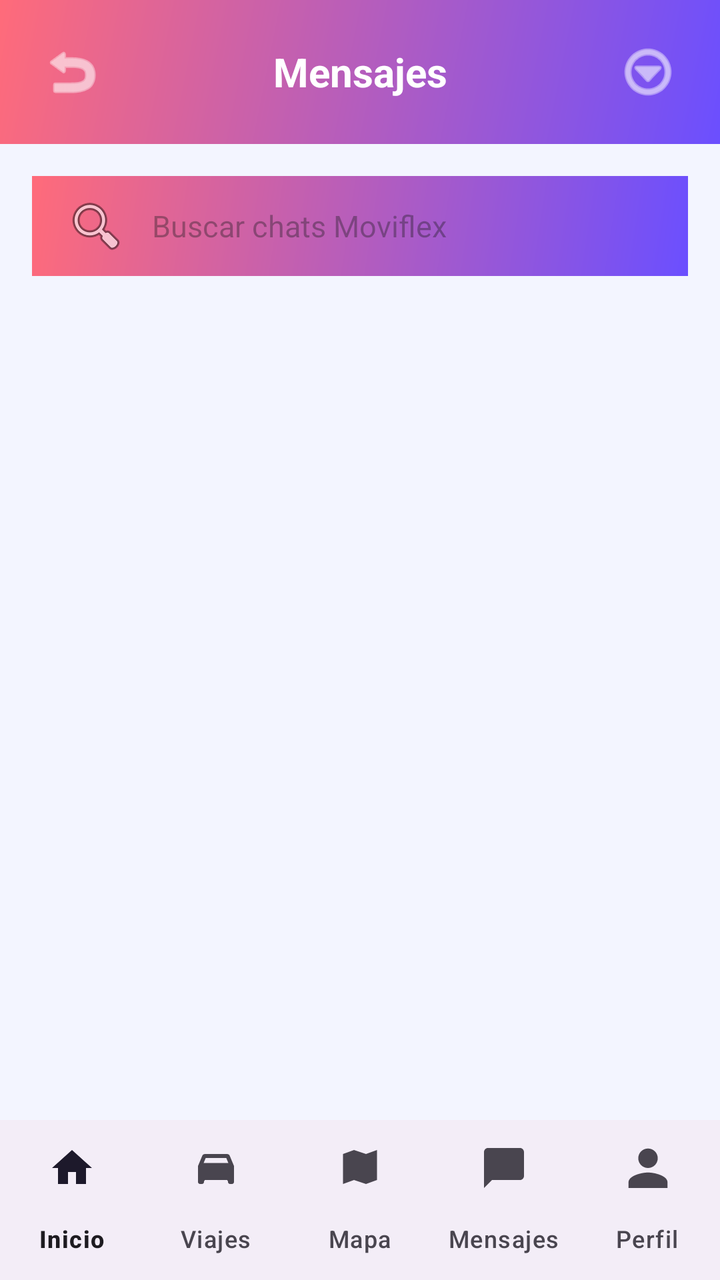
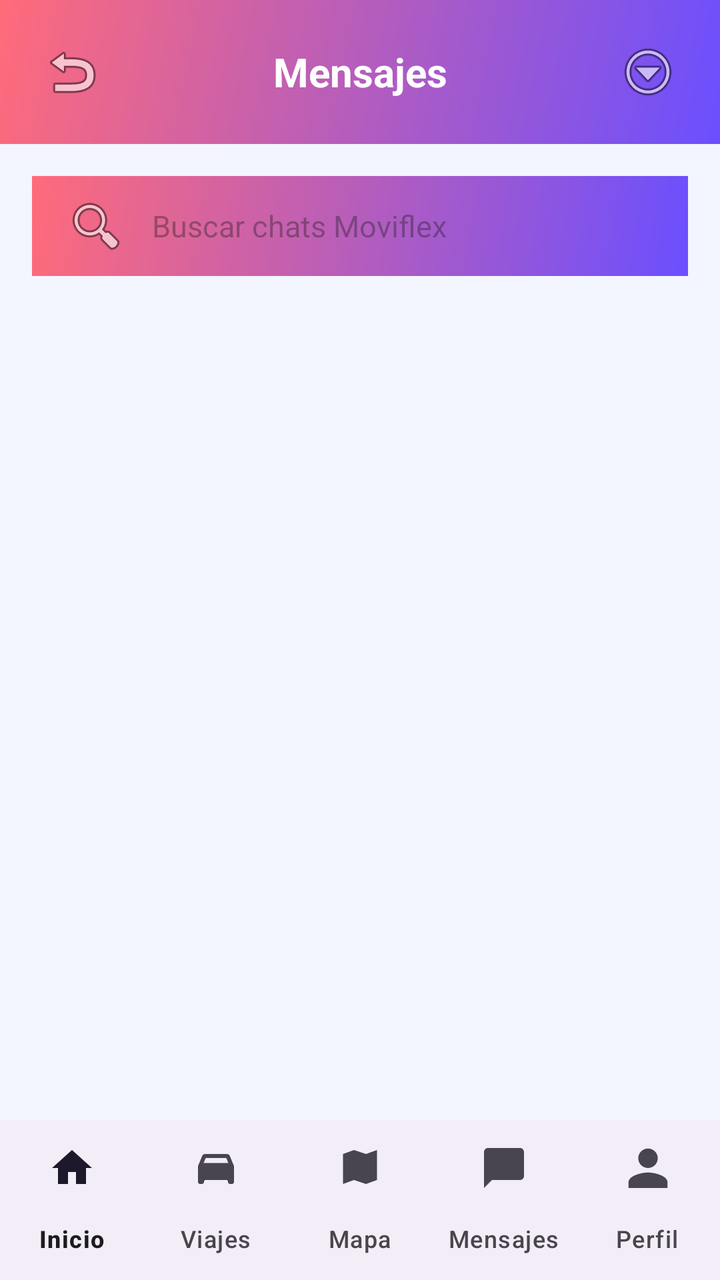

An Android layout rendered at two revisions. The XML below is the earlier revision; the diff shows what the commit changed to produce the second picture.
<!-- AndroidManifest.xml: application theme Theme.Moviflexx -->
<!-- res/layout/activity_mensajes.xml -->
<?xml version="1.0" encoding="utf-8"?>
<androidx.constraintlayout.widget.ConstraintLayout
    xmlns:android="http://schemas.android.com/apk/res/android"
    xmlns:app="http://schemas.android.com/apk/res-auto"
    android:layout_width="match_parent"
    android:layout_height="match_parent"
    android:background="#F3F5FF">

    
    <LinearLayout
        android:id="@+id/header"
        android:layout_width="0dp"
        android:layout_height="wrap_content"
        android:padding="16dp"
        android:gravity="center_vertical"
        android:orientation="horizontal"
        android:background="@drawable/gradient_header"
        app:layout_constraintTop_toTopOf="parent"
        app:layout_constraintStart_toStartOf="parent"
        app:layout_constraintEnd_toEndOf="parent">

        <ImageButton
            android:id="@+id/btnBack"
            android:layout_width="40dp"
            android:layout_height="40dp"
            android:src="@android:drawable/ic_menu_revert"
            android:background="@android:color/transparent"
            android:tint="@android:color/white"/>

        <TextView
            android:layout_width="0dp"
            android:layout_height="wrap_content"
            android:layout_weight="1"
            android:text="Mensajes"
            android:textSize="20sp"
            android:textColor="@android:color/white"
            android:textStyle="bold"
            android:gravity="center"/>

        <ImageButton
            android:id="@+id/btnMenu"
            android:layout_width="40dp"
            android:layout_height="40dp"
            android:src="@android:drawable/ic_menu_more"
            android:background="@android:color/transparent"
            android:tint="@android:color/white"/>
    </LinearLayout>

    
    <EditText
        android:id="@+id/etBuscar"
        android:layout_width="0dp"
        android:layout_height="50dp"
        android:layout_margin="16dp"
        android:background="@drawable/gradient_header"
        android:hint="Buscar chats Moviflex"
        android:paddingStart="16dp"
        android:textSize="15sp"
        android:drawableStart="@android:drawable/ic_menu_search"
        android:drawablePadding="12dp"
        app:layout_constraintTop_toBottomOf="@id/header"
        app:layout_constraintStart_toStartOf="parent"
        app:layout_constraintEnd_toEndOf="parent"/>

    
    <androidx.recyclerview.widget.RecyclerView
        android:id="@+id/rvConversaciones"
        android:layout_width="0dp"
        android:layout_height="0dp"
        android:clipToPadding="false"
        android:paddingBottom="8dp"
        app:layout_constraintTop_toBottomOf="@id/etBuscar"
        app:layout_constraintBottom_toTopOf="@id/bottom_navigation"
        app:layout_constraintStart_toStartOf="parent"
        app:layout_constraintEnd_toEndOf="parent"/>

    
    <com.google.android.material.bottomnavigation.BottomNavigationView
        android:id="@+id/bottom_navigation"
        android:layout_width="0dp"
        android:layout_height="wrap_content"
        app:menu="@menu/bottom_navigation_menu"
        app:labelVisibilityMode="labeled"
        app:layout_constraintBottom_toBottomOf="parent"
        app:layout_constraintStart_toStartOf="parent"
        app:layout_constraintEnd_toEndOf="parent"/>

</androidx.constraintlayout.widget.ConstraintLayout>
<!-- resources referenced by this layout -->
<resources>
  <!-- drawable gradient_header (drawable) -->
  <shape xmlns:android="http://schemas.android.com/apk/res/android">
      <gradient
          android:angle="135"
          android:startColor="@color/gradient_start"
          android:endColor="@color/gradient_end"
          android:type="linear"/>
  </shape>
  <style name="Theme.Moviflexx" parent="Base.Theme.Moviflexx" />
  <color name="gradient_start">#6B4FFF</color>
  <color name="gradient_end">#FF6B7A</color>
  <style name="Base.Theme.Moviflexx" parent="Theme.Material3.DayNight.NoActionBar">
          
          
      </style>
</resources>

<!-- the commit's change to res/layout/activity_mensajes.xml (unified diff, before → after) -->
@@ -25,7 +25,7 @@
             android:layout_height="40dp"
             android:src="@android:drawable/ic_menu_revert"
             android:background="@android:color/transparent"
-            android:tint="@android:color/white"/>
+           />
 
         <TextView
             android:layout_width="0dp"
@@ -43,7 +43,7 @@
             android:layout_height="40dp"
             android:src="@android:drawable/ic_menu_more"
             android:background="@android:color/transparent"
-            android:tint="@android:color/white"/>
+           />
     </LinearLayout>
 
     
